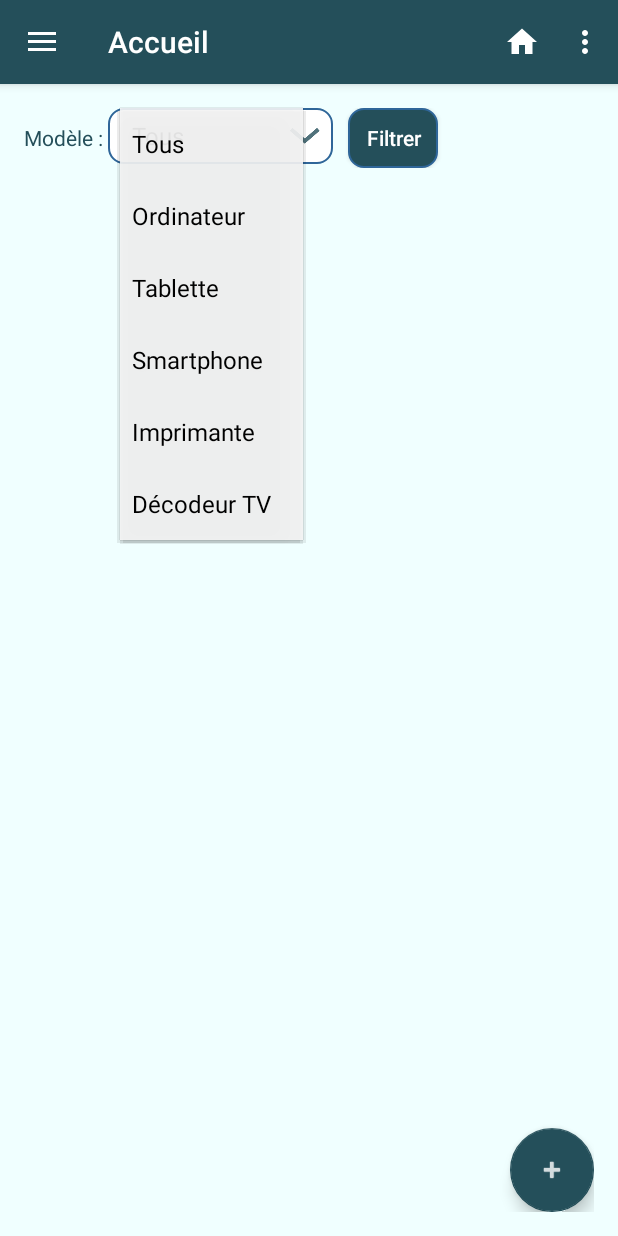
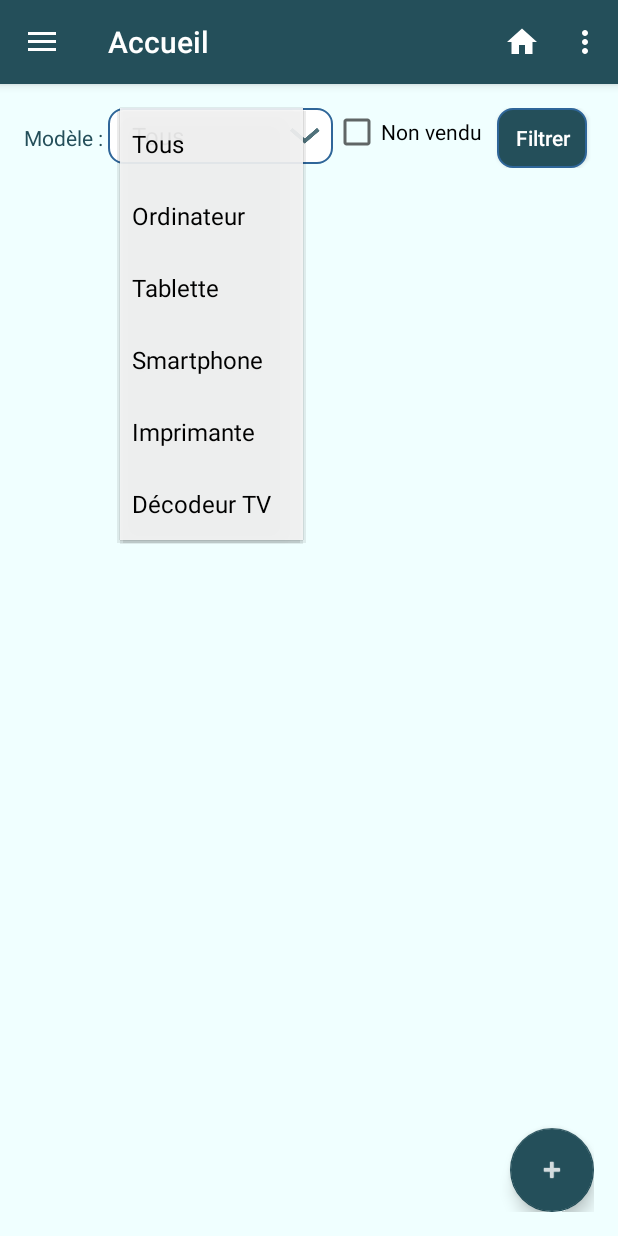
Before and after one commit to Tibooh/SaveMyDevice, an Android app: the ListDemandFragment screen opened directly, with no data from a screen before it, after a tap on "Tous", on a phone screen of 412 x 824 dp. Run offline under Robolectric (Android 15) with nearby library versions, the phone set to English and light mode, and no system bars; our stand-ins replace Firebase (no records; nobody signed in at launch, a user with empty details on screens opened directly); libraries missing offline, so code that uses them is left out: junit.framework.

Commit message:
filter 2

```diff
--- a/app/src/main/java/com/eservices/tandrentreprise/savemydevice/MyApplication.java
+++ b/app/src/main/java/com/eservices/tandrentreprise/savemydevice/MyApplication.java
@@ -50,24 +50,6 @@ public class MyApplication extends Application {
     @Override
     public void onCreate() {
         super.onCreate();
-
-
-        /**Liste des demandes*/
- /*       demands.add(new Demande("Problème ordinateur", Area.HDF, "Orinateur ne démarre plus", "Hardware","Ordinateur Dell XY", "3EDEDE"));
-        demands.add(new Demande("Problème PC", Area.BFC,"Il ne démarre plus", "Hardware", "Asus rogue one","3ED"));
-        demands.add(new Demande("Problème fichier word", Area.HDF,  "Il s'ouvre pas",  "Software", "MacBook Pro", "ZSs2"));
-        demands.add(new Demande("Problème internet", Area.OCC, "Impossible d'acceder à internet", "Software","MacBook air 2", "SDD3"));
-        demands.add(new Demande("Problème tablette", Area.PDL,  "Elle s'éteinds toute seule",  "Hardware", "Ipad 2","DD323"));
-        demands.add(new Demande("Lenteur internet", Area.GE,  "Navigateur plein de pub",  "Software", "Lenovo yoga", "DDE233"));
-
-
-        *//**Mes demandes*/
-
-
-        /**Postulants a mes demandes*/
-/*        postulants.add(new Candidature(1,"Roger", 15, true));
-        postulants.add(new Candidature(2,"Tibtib", 17, true));
-        postulants.add(new Candidature(3,"Jacquie", 12, false));*/
     }
 
 
@@ -165,23 +147,26 @@ public class MyApplication extends Application {
 
     public void getConnectedUser(FirebaseUser currentUser) {
 
-        for (User user : users)
-        {
-            if (user.getuIdUser().equals(currentUser.getUid()))
-            {
-                connectedUser = user;
+        if (currentUser!=null) {
+            for (User user : users) {
+                if (user.getuIdUser().equals(currentUser.getUid())) {
+                    connectedUser = user;
+                }
             }
         }
-//        connectedUser.setPseudo(currentUser.getDisplayName());
-//        connectedUser.setAdresse("25 rue des champs");
-//        connectedUser.setAge(23);
-//        connectedUser.setCodePostal("59998");
-//        connectedUser.setNomPrenom("Thibaut pernet");
-//        connectedUser.setRegion(Area.HDF);
-//        connectedUser.setVille("LILLE");
-//        connectedUser.setNbAnnonces(20);
-//        connectedUser.setNbIntervention(18);
-//        connectedUser.setGainTotal(550);
+/*        if (connectedUser.getuIdUser()==null) {
+            connectedUser.setPseudo(currentUser.getDisplayName());
+            connectedUser.setAdresse("25 rue des champs");
+            connectedUser.setAge(23);
+            connectedUser.setCodePostal("59998");
+            connectedUser.setNomPrenom("Thibaut pernet");
+            connectedUser.setRegion(Area.HDF);
+            connectedUser.setVille("LILLE");
+            connectedUser.setNbAnnonces(20);
+            connectedUser.setNbIntervention(18);
+            connectedUser.setGainTotal(550);
+            connectedUser.setuIdUser(currentUser.getUid());
+        }*/
     }
 
     public void getMyDemands() {
--- a/app/src/main/res/layout/fragment_demand_list.xml
+++ b/app/src/main/res/layout/fragment_demand_list.xml
@@ -39,6 +39,12 @@
             android:layout_toRightOf="@+id/modele_labelcreate"
             android:layout_toEndOf="@+id/modele_labelcreate"/>
 
+        <CheckBox android:id="@+id/checkbox_vendu"
+            android:layout_width="wrap_content"
+            android:layout_height="wrap_content"
+            android:text="Non vendu"
+            android:layout_toRightOf="@+id/modeleSpinFilter"/>
+
         <Button
             android:id="@+id/btn_search"
             android:layout_width="60dp"
@@ -48,9 +54,11 @@
             android:textColor="@android:color/white"
             android:textAllCaps="false"
             android:layout_marginLeft="10dp"
-            android:layout_toRightOf="@+id/modeleSpinFilter"
+            android:layout_toRightOf="@+id/checkbox_vendu"
             android:textSize="14dp"/>
     </RelativeLayout>
+
+
 
     <RelativeLayout
         android:layout_width="match_parent"
```
